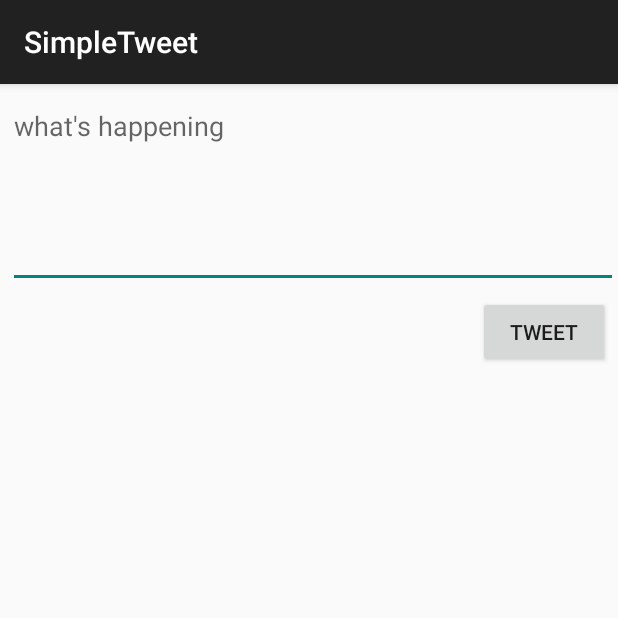
After one commit to mikeyiu/SimpleTweet_android, an Android app: the ComposeActivity screen opened directly, with no data from a screen before it, on a phone screen of 412 x 824 dp, the top half of it. The commit adds this screen. Run offline under Robolectric (Android 15) with nearby library versions, the phone set to English and light mode, and no system bars; our stand-ins replace Room's generated code; libraries missing offline, so code that uses them is left out: com.codepath.asynchttpclient, com.facebook.stetho, org.parceler; 1 statement that could not run was skipped.

```diff
--- a/app/build.gradle
+++ b/app/build.gradle
@@ -51,5 +51,7 @@ dependencies {
     annotationProcessor "androidx.room:room-compiler:$room_version"
     implementation 'com.facebook.stetho:stetho:1.5.1'
     implementation 'androidx.swiperefreshlayout:swiperefreshlayout:1.0.0'
+    implementation 'org.parceler:parceler-api:1.1.12'
+    annotationProcessor 'org.parceler:parceler:1.1.12'
 
 }
--- a/app/src/main/AndroidManifest.xml
+++ b/app/src/main/AndroidManifest.xml
@@ -13,7 +13,8 @@
         android:icon="@drawable/ic_launcher"
         android:label="@string/app_name"
         android:theme="@style/AppTheme">
-        <activity android:name=".TimelineActivity"></activity>
+        <activity android:name=".ComposeActivity"></activity>
+        <activity android:name=".TimelineActivity" />
         <activity
             android:name=".LoginActivity"
             android:label="@string/app_name"
--- /dev/null
+++ b/app/src/main/java/com/codepath/apps/restclienttemplate/ComposeActivity.java
@@ -0,0 +1,82 @@
+package com.codepath.apps.restclienttemplate;
+
+import androidx.appcompat.app.AppCompatActivity;
+
+import android.content.Intent;
+import android.os.Bundle;
+import android.os.Parcel;
+import android.util.Log;
+import android.view.View;
+import android.widget.Button;
+import android.widget.EditText;
+import android.widget.Toast;
+
+import com.codepath.apps.restclienttemplate.models.Tweet;
+import com.codepath.asynchttpclient.callback.JsonHttpResponseHandler;
+
+import org.json.JSONException;
+import org.parceler.Parcels;
+
+import okhttp3.Headers;
+
+public class ComposeActivity extends AppCompatActivity {
+
+    public static final String TAG = "ComposeActivity";
+
+    public static final int MAX_TWEET_LENGTH = 140;
+
+    EditText etCompose;
+    Button btnTweet;
+
+    TwitterClient client;
+
+    @Override
+    protected void onCreate(Bundle savedInstanceState) {
+        super.onCreate(savedInstanceState);
+        setContentView(R.layout.activity_compose);
+
+        client = TwitterApp.getRestClient(this);
+
+        etCompose = findViewById(R.id.etCompose);
+        btnTweet = findViewById(R.id.btnTweet);
+
+        btnTweet.setOnClickListener(new View.OnClickListener() {
+            @Override
+            public void onClick(View v) {
+                String tweetContent = etCompose.getText().toString();
+                if (tweetContent.isEmpty()) {
+                    Toast.makeText(ComposeActivity.this, "Sorry, your tweet cannot be empty", Toast.LENGTH_LONG).show();
+                    return;
+                }
+                if (tweetContent.length() > MAX_TWEET_LENGTH) {
+                    Toast.makeText(ComposeActivity.this, "Sorry, your tweet is too long", Toast.LENGTH_LONG).show();
+                    return;
+                }
+                Toast.makeText(ComposeActivity.this, tweetContent, Toast.LENGTH_LONG).show();
+                client.publishTweet(tweetContent, new JsonHttpResponseHandler() {
+                    @Override
+                    public void onSuccess(int statusCode, Headers headers, JSON json) {
+                        Log.i(TAG, "onSuccess to publish tweet");
+                        try {
+                            Tweet tweet = Tweet.fromJson(json.jsonObject);
+                            Log.i(TAG, "Published tweet says: " + tweet.body);
+                            Intent intent = new Intent();
+                            intent.putExtra("tweet", Parcels.wrap(tweet));
+                            setResult(RESULT_OK, intent);
+                            finish();
+                        } catch (JSONException e) {
+                            e.printStackTrace();
+                        }
+
+                    }
+
+                    @Override
+                    public void onFailure(int statusCode, Headers headers, String response, Throwable throwable) {
+                        Log.e(TAG, "onFailure to publish tweet", throwable);
+
+                    }
+                });
+            }
+        });
+    }
+}
--- a/app/src/main/java/com/codepath/apps/restclienttemplate/MyDatabase.java
+++ b/app/src/main/java/com/codepath/apps/restclienttemplate/MyDatabase.java
@@ -5,11 +5,15 @@ import androidx.room.RoomDatabase;
 
 import com.codepath.apps.restclienttemplate.models.SampleModel;
 import com.codepath.apps.restclienttemplate.models.SampleModelDao;
+import com.codepath.apps.restclienttemplate.models.Tweet;
+import com.codepath.apps.restclienttemplate.models.TweetDao;
+import com.codepath.apps.restclienttemplate.models.User;
 
-@Database(entities={SampleModel.class}, version=1)
+@Database(entities={SampleModel.class, Tweet.class, User.class}, version=2)
 public abstract class MyDatabase extends RoomDatabase {
     public abstract SampleModelDao sampleModelDao();
 
+    public abstract TweetDao tweetDao();
     // Database name to be used
     public static final String NAME = "MyDataBase";
 }
--- /dev/null
+++ b/app/src/main/res/layout/activity_compose.xml
@@ -0,0 +1,33 @@
+<?xml version="1.0" encoding="utf-8"?>
+<RelativeLayout
+    xmlns:android="http://schemas.android.com/apk/res/android"
+    xmlns:app="http://schemas.android.com/apk/res-auto"
+    xmlns:tools="http://schemas.android.com/tools"
+    android:layout_width="match_parent"
+    android:layout_height="match_parent"
+    tools:context=".ComposeActivity">
+
+    <EditText
+        android:id="@+id/etCompose"
+        android:layout_width="match_parent"
+        android:layout_height="wrap_content"
+        android:layout_alignParentStart="true"
+        android:layout_alignParentTop="true"
+        android:layout_marginStart="5dp"
+        android:layout_marginTop="5dp"
+        android:ems="10"
+        android:gravity="start|top"
+        android:hint="what's happening"
+        android:inputType="textMultiLine"
+        android:minLines="5" />
+
+    <Button
+        android:id="@+id/btnTweet"
+        android:layout_width="wrap_content"
+        android:layout_height="wrap_content"
+        android:layout_below="@+id/etCompose"
+        android:layout_alignParentEnd="true"
+        android:layout_marginTop="5dp"
+        android:layout_marginEnd="5dp"
+        android:text="@string/tweet" />
+</RelativeLayout>
--- a/app/src/main/res/values/strings.xml
+++ b/app/src/main/res/values/strings.xml
@@ -5,5 +5,6 @@
     <string name="login_label">Log in</string>
     <string name="intent_scheme">oauth</string>
     <string name="intent_host">cprest</string>
+    <string name="tweet">Tweet</string>
 
 </resources>
--- a/build.gradle
+++ b/build.gradle
@@ -5,7 +5,7 @@ buildscript {
         jcenter()
     }
     dependencies {
-        classpath 'com.android.tools.build:gradle:4.0.2'
+        classpath 'com.android.tools.build:gradle:4.1.0'
     }
 }
 
```
Also changed, not shown: app/src/main/java/com/codepath/apps/restclienttemplate/TimelineActivity.java (+66 -1 lines), app/src/main/java/com/codepath/apps/restclienttemplate/TwitterClient.java (+9 -0 lines), app/src/main/java/com/codepath/apps/restclienttemplate/models/Tweet.java (+29 -2 lines), app/src/main/java/com/codepath/apps/restclienttemplate/models/TweetDao.java (added, +21 -0 lines), app/src/main/java/com/codepath/apps/restclienttemplate/models/TweetWithUser.java (added, +25 -0 lines), app/src/main/java/com/codepath/apps/restclienttemplate/models/User.java (+30 -0 lines), app/src/main/res/menu/menu_main.xml (added, +10 -0 lines), gradle/wrapper/gradle-wrapper.properties, 1 other file.
